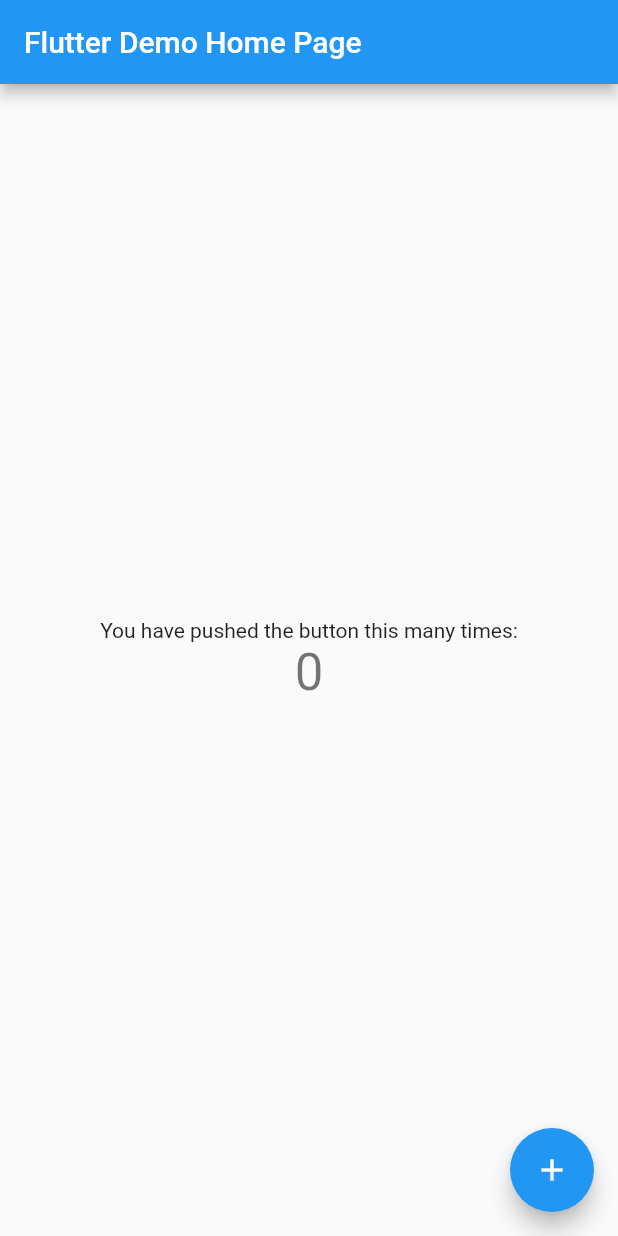
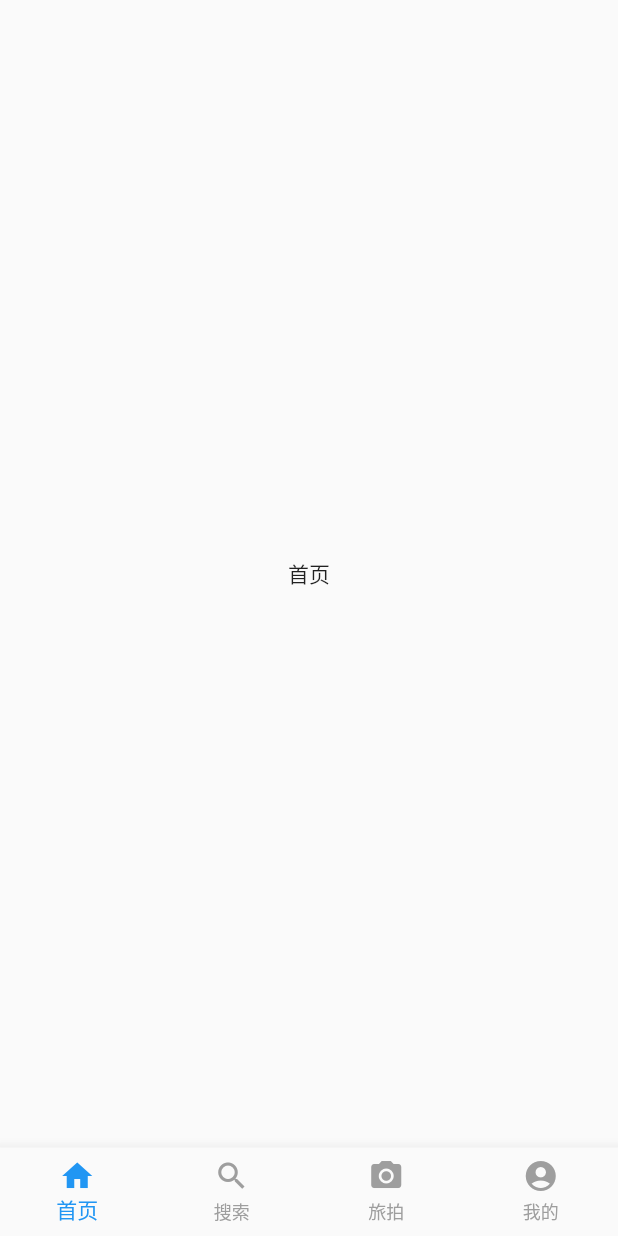
Before and after one commit to haganWu/flutter_trip, a Flutter app: the screen it shows after launch, on a phone screen of 412 x 824 dp. Run offline on Flutter 3.47's test engine with Material 2 defaults, Android fonts, the phone set to English and light mode, and no system bars.

Commit message:
框架搭建 -- 完成APP首页框架搭建

```diff
--- a/lib/main.dart
+++ b/lib/main.dart
@@ -1,4 +1,5 @@
 import 'package:flutter/material.dart';
+import 'package:flutter_trip/navigator/tab_navigator.dart';
 
 void main() {
   runApp(const MyApp());
@@ -7,109 +8,14 @@ void main() {
 class MyApp extends StatelessWidget {
   const MyApp({Key? key}) : super(key: key);
 
-  // This widget is the root of your application.
   @override
   Widget build(BuildContext context) {
     return MaterialApp(
       title: 'Flutter Demo',
       theme: ThemeData(
-        // This is the theme of your application.
-        //
-        // Try running your application with "flutter run". You'll see the
-        // application has a blue toolbar. Then, without quitting the app, try
-        // changing the primarySwatch below to Colors.green and then invoke
-        // "hot reload" (press "r" in the console where you ran "flutter run",
-        // or simply save your changes to "hot reload" in a Flutter IDE).
-        // Notice that the counter didn't reset back to zero; the application
-        // is not restarted.
         primarySwatch: Colors.blue,
       ),
-      home: const MyHomePage(title: 'Flutter Demo Home Page'),
+      home: const TabNavigator(),
     );
   }
 }
-
-class MyHomePage extends StatefulWidget {
-  const MyHomePage({Key? key, required this.title}) : super(key: key);
-
-  // This widget is the home page of your application. It is stateful, meaning
-  // that it has a State object (defined below) that contains fields that affect
-  // how it looks.
-
-  // This class is the configuration for the state. It holds the values (in this
-  // case the title) provided by the parent (in this case the App widget) and
-  // used by the build method of the State. Fields in a Widget subclass are
-  // always marked "final".
-
-  final String title;
-
-  @override
-  State<MyHomePage> createState() => _MyHomePageState();
-}
-
-class _MyHomePageState extends State<MyHomePage> {
-  int _counter = 0;
-
-  void _incrementCounter() {
-    setState(() {
-      // This call to setState tells the Flutter framework that something has
-      // changed in this State, which causes it to rerun the build method below
-      // so that the display can reflect the updated values. If we changed
-      // _counter without calling setState(), then the build method would not be
-      // called again, and so nothing would appear to happen.
-      _counter++;
-    });
-  }
-
-  @override
-  Widget build(BuildContext context) {
-    // This method is rerun every time setState is called, for instance as done
-    // by the _incrementCounter method above.
-    //
-    // The Flutter framework has been optimized to make rerunning build methods
-    // fast, so that you can just rebuild anything that needs updating rather
-    // than having to individually change instances of widgets.
-    return Scaffold(
-      appBar: AppBar(
-        // Here we take the value from the MyHomePage object that was created by
-        // the App.build method, and use it to set our appbar title.
-        title: Text(widget.title),
-      ),
-      body: Center(
-        // Center is a layout widget. It takes a single child and positions it
-        // in the middle of the parent.
-        child: Column(
-          // Column is also a layout widget. It takes a list of children and
-          // arranges them vertically. By default, it sizes itself to fit its
-          // children horizontally, and tries to be as tall as its parent.
-          //
-          // Invoke "debug painting" (press "p" in the console, choose the
-          // "Toggle Debug Paint" action from the Flutter Inspector in Android
-          // Studio, or the "Toggle Debug Paint" command in Visual Studio Code)
-          // to see the wireframe for each widget.
-          //
-          // Column has various properties to control how it sizes itself and
-          // how it positions its children. Here we use mainAxisAlignment to
-          // center the children vertically; the main axis here is the vertical
-          // axis because Columns are vertical (the cross axis would be
-          // horizontal).
-          mainAxisAlignment: MainAxisAlignment.center,
-          children: <Widget>[
-            const Text(
-              'You have pushed the button this many times:',
-            ),
-            Text(
-              '$_counter',
-              style: Theme.of(context).textTheme.headline4,
-            ),
-          ],
-        ),
-      ),
-      floatingActionButton: FloatingActionButton(
-        onPressed: _incrementCounter,
-        tooltip: 'Increment',
-        child: const Icon(Icons.add),
-      ), // This trailing comma makes auto-formatting nicer for build methods.
-    );
-  }
-}
--- /dev/null
+++ b/lib/navigator/tab_navigator.dart
@@ -0,0 +1,66 @@
+import 'package:flutter/material.dart';
+import 'package:flutter_trip/pages/home_page.dart';
+import 'package:flutter_trip/pages/my_page.dart';
+import 'package:flutter_trip/pages/search_page.dart';
+import 'package:flutter_trip/pages/travel_page.dart';
+
+class TabNavigator extends StatefulWidget {
+  const TabNavigator({Key? key}) : super(key: key);
+
+  @override
+  _TabNavigatorState createState() => _TabNavigatorState();
+}
+
+class _TabNavigatorState extends State<TabNavigator> {
+  final _defaultColor = Colors.grey;
+  final _selectColor = Colors.blue;
+  int _currentIndex = 0;
+  final PageController _controller = PageController(
+    initialPage: 0,
+  );
+
+  @override
+  Widget build(BuildContext context) {
+    return Scaffold(
+      body: PageView(
+        controller: _controller,
+        children: const [
+          HomePage(),
+          SearchPage(),
+          TravelPage(),
+          MyPage(),
+        ],
+      ),
+      bottomNavigationBar: BottomNavigationBar(
+        currentIndex: _currentIndex,
+        onTap: (index) {
+          _controller.jumpToPage(index);
+          setState(() {
+            _currentIndex = index;
+          });
+        },
+        type: BottomNavigationBarType.fixed,//将label固定
+        unselectedItemColor: _defaultColor,
+        selectedItemColor:_selectColor ,
+        items: [
+          BottomNavigationBarItem(
+              icon: Icon(Icons.home, color: _defaultColor),
+              activeIcon: Icon(Icons.home, color: _selectColor),
+              label: "首页"),
+          BottomNavigationBarItem(
+              icon: Icon(Icons.search, color: _defaultColor),
+              activeIcon: Icon(Icons.search, color: _selectColor),
+              label: "搜索"),
+          BottomNavigationBarItem(
+              icon: Icon(Icons.camera_alt, color: _defaultColor),
+              activeIcon: Icon(Icons.camera_alt, color: _selectColor),
+              label: "旅拍"),
+          BottomNavigationBarItem(
+              icon: Icon(Icons.account_circle, color: _defaultColor),
+              activeIcon: Icon(Icons.account_circle, color: _selectColor),
+              label: "我的"),
+        ],
+      ),
+    );
+  }
+}
--- /dev/null
+++ b/lib/pages/home_page.dart
@@ -0,0 +1,18 @@
+import 'package:flutter/material.dart';
+
+class HomePage extends StatefulWidget {
+  const HomePage({Key? key}) : super(key: key);
+
+  @override
+  _HomePageState createState() => _HomePageState();
+}
+
+class _HomePageState extends State<HomePage> {
+  @override
+  Widget build(BuildContext context) {
+    return const Scaffold(
+        body: Center(
+      child: Text("首页"),
+    ));
+  }
+}
```
Also changed, not shown: lib/pages/my_page.dart (added, +18 -0 lines), lib/pages/search_page.dart (added, +18 -0 lines), lib/pages/travel_page.dart (added, +18 -0 lines).
